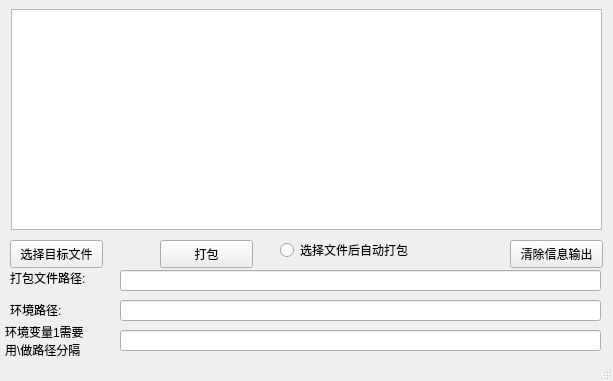
Above: mainwindow.ui from AnubisHades/QT_PACK_TOOL before the change. Below: the same form after it.
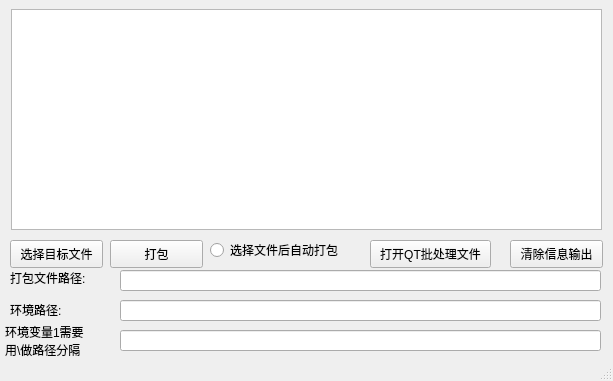
That is the form after the change.

Commit message: 1、修正默认path路径bug 2、修正默认打开自动打包时，点选按钮没有默认点击的问题 3、添加新特性：解析bat文件自动转化path路径

What changed in the file:
```diff
--- a/mainwindow.ui
+++ b/mainwindow.ui
@@ -95,7 +95,7 @@
    <widget class="QPushButton" name="pushButton_Pack">
     <property name="geometry">
      <rect>
-      <x>160</x>
+      <x>110</x>
       <y>240</y>
       <width>93</width>
       <height>28</height>
@@ -122,7 +122,7 @@
    <widget class="QRadioButton" name="radioButton">
     <property name="geometry">
      <rect>
-      <x>280</x>
+      <x>210</x>
       <y>240</y>
       <width>151</width>
       <height>20</height>
@@ -164,6 +164,19 @@
      </rect>
     </property>
    </widget>
+   <widget class="QPushButton" name="pushButton_OpenQTcmd">
+    <property name="geometry">
+     <rect>
+      <x>370</x>
+      <y>240</y>
+      <width>121</width>
+      <height>28</height>
+     </rect>
+    </property>
+    <property name="text">
+     <string>打开QT批处理文件</string>
+    </property>
+   </widget>
   </widget>
   <widget class="QStatusBar" name="statusBar"/>
  </widget>
```
The commit also changes 4 other files.
